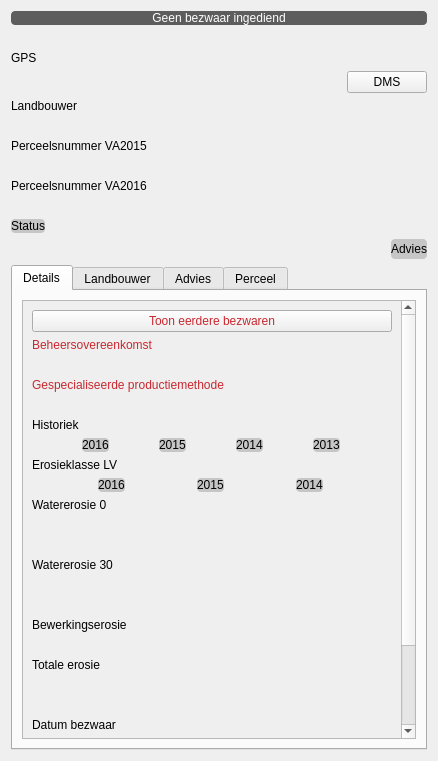
Above: ui_parcelinfocontentwidget.ui from DOV-Vlaanderen/erosiebezwaren before the change. Below: the same form after it.
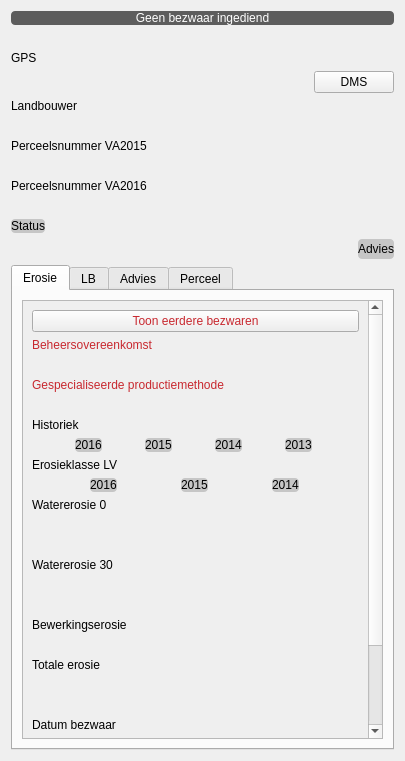
That is the form after the change. Custom widgets are drawn as their Qt base class.

Commit message: Tabs hernoemd.

Diff of the .ui file:
```diff
--- a/ui_parcelinfocontentwidget.ui
+++ b/ui_parcelinfocontentwidget.ui
@@ -6,7 +6,7 @@
    <rect>
     <x>0</x>
     <y>0</y>
-    <width>438</width>
+    <width>405</width>
     <height>761</height>
    </rect>
   </property>
@@ -248,9 +248,12 @@
      <property name="currentIndex">
       <number>0</number>
      </property>
+     <property name="usesScrollButtons">
+      <bool>false</bool>
+     </property>
      <widget class="QWidget" name="tabDetails">
       <attribute name="title">
-       <string>Details</string>
+       <string>Erosie</string>
       </attribute>
       <layout class="QVBoxLayout" name="verticalLayout_3">
        <item>
@@ -263,8 +266,8 @@
            <rect>
             <x>0</x>
             <y>0</y>
-            <width>383</width>
-            <height>700</height>
+            <width>350</width>
+            <height>698</height>
            </rect>
           </property>
           <layout class="QVBoxLayout" name="verticalLayout_8">
@@ -721,7 +724,7 @@
      </widget>
      <widget class="QWidget" name="tabLandbouwer">
       <attribute name="title">
-       <string>Landbouwer</string>
+       <string>LB</string>
       </attribute>
       <layout class="QVBoxLayout" name="verticalLayout_4">
        <item>
```
Left out of the diff: 10 changed lines with no effect on the pictures.
